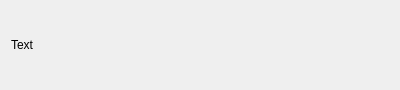
First picture: the form in Shop/dlgsplashscreen.ui, repository End1-1/Cafe5, before the edit.
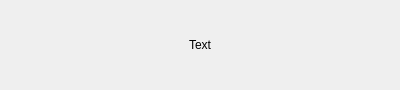
Second picture: the form after the edit.

Diff of the .ui file:
```diff
--- a/Shop/dlgsplashscreen.ui
+++ b/Shop/dlgsplashscreen.ui
@@ -19,6 +19,9 @@
      <property name="text">
       <string>Text</string>
      </property>
+     <property name="alignment">
+      <set>Qt::AlignCenter</set>
+     </property>
     </widget>
    </item>
   </layout>
```
